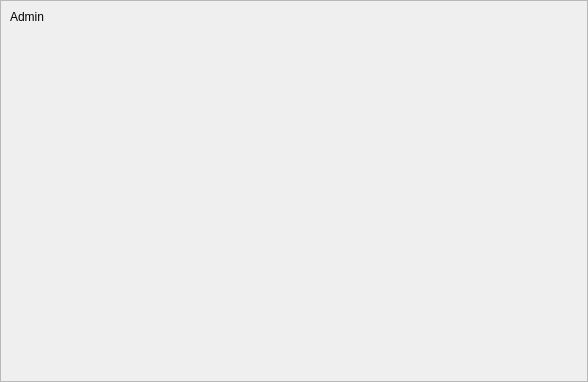
Old version of the form Client/RoleSetup/Admin/Ui/AdminMain.ui in the repository siisgoo/siisty.
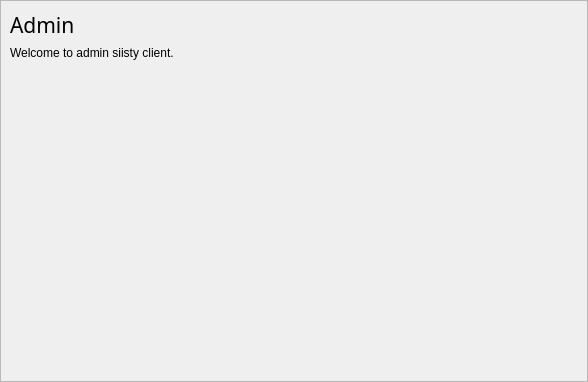
New version of the form.

The edit to the form file:
```diff
--- a/Client/RoleSetup/Admin/Ui/AdminMain.ui
+++ b/Client/RoleSetup/Admin/Ui/AdminMain.ui
@@ -40,11 +40,36 @@
      <layout class="QGridLayout" name="gridLayout_2">
       <item row="0" column="0" alignment="Qt::AlignTop">
        <widget class="QLabel" name="label">
+        <property name="font">
+         <font>
+          <family>Monaco</family>
+          <pointsize>16</pointsize>
+         </font>
+        </property>
         <property name="text">
          <string>Admin </string>
         </property>
        </widget>
       </item>
+      <item row="1" column="0">
+       <widget class="QLabel" name="label_2">
+        <property name="sizePolicy">
+         <sizepolicy hsizetype="Preferred" vsizetype="Expanding">
+          <horstretch>0</horstretch>
+          <verstretch>0</verstretch>
+         </sizepolicy>
+        </property>
+        <property name="text">
+         <string>Welcome to admin siisty client.</string>
+        </property>
+        <property name="alignment">
+         <set>Qt::AlignLeading|Qt::AlignLeft|Qt::AlignTop</set>
+        </property>
+        <property name="wordWrap">
+         <bool>true</bool>
+        </property>
+       </widget>
+      </item>
      </layout>
     </widget>
    </item>
```
